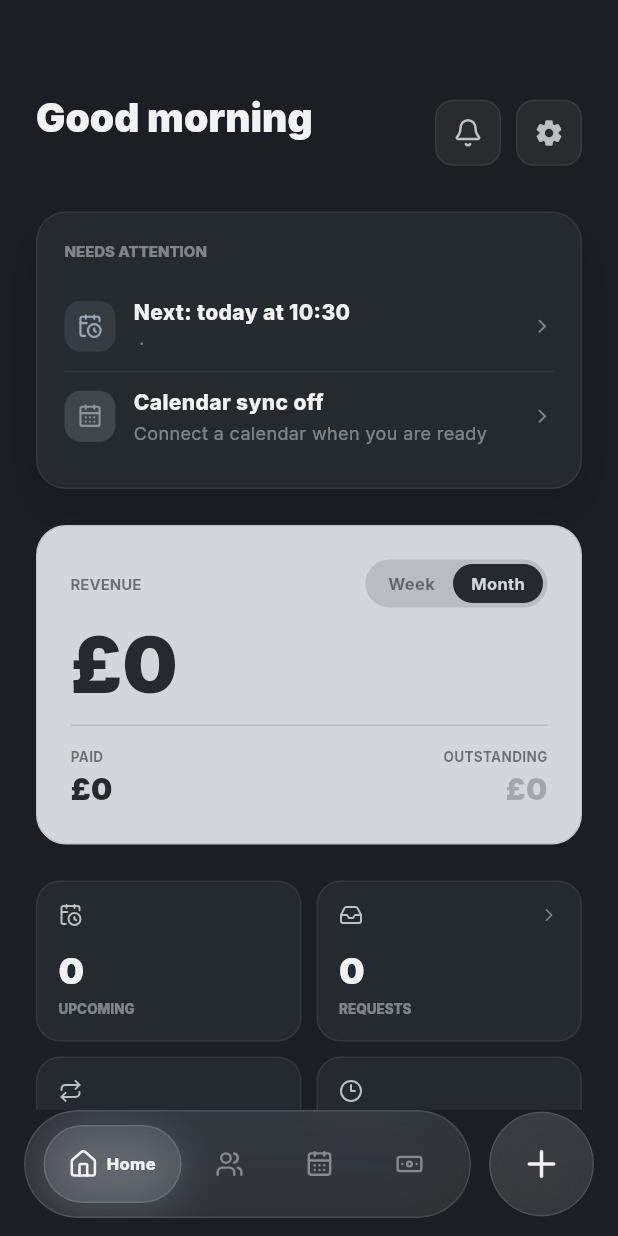
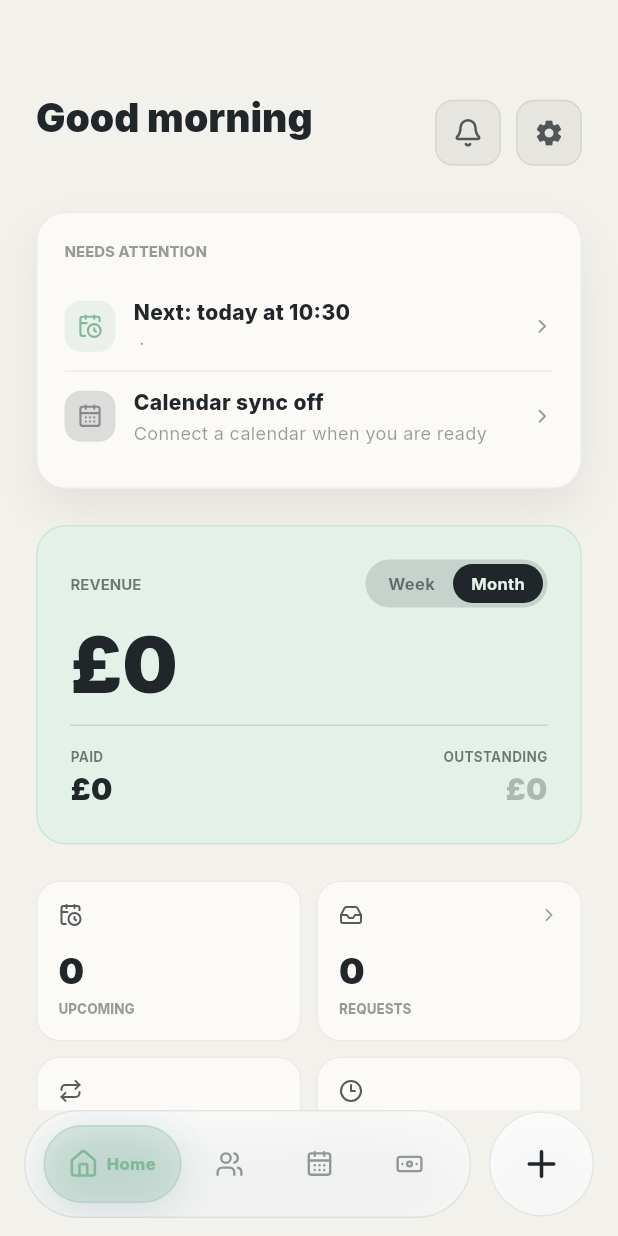
Before and after one commit to Slateapp789/Slate, a Flutter app: the screen it shows once a user with an empty profile is signed in, on a phone screen of 412 x 824 dp. Run offline on Flutter 3.47's test engine with Material 3 defaults, Android fonts, the phone set to English and light mode, and no system bars; our stand-ins replace confetti, flutter_riverpod, go_router, google_fonts, lucide_icons, supabase_flutter; accounts and stored records are empty; network calls fail; statements that could not run were skipped.

Commit message:
Shift Slate to pastel palette

```diff
--- a/lib/core/theme/app_theme.dart
+++ b/lib/core/theme/app_theme.dart
@@ -2,58 +2,58 @@ import 'package:flutter/material.dart';
 import 'package:google_fonts/google_fonts.dart';
 
 class AppColors {
-  // Backgrounds - layered charcoal / graphite
-  static const bg = Color(0xFF1B1F23);
-  static const bgCard = Color(0xFF252A2F);
-  static const bgRaised = Color(0xFF30363D);
-  static const bgInteract = Color(0xFF3A424A);
-  static const border = Color(0xFF4C5660);
-  static const borderStrong = Color(0xFF66717C);
+  // Backgrounds - warm chalk / soft slate.
+  static const bg = Color(0xFFF3F1EC);
+  static const bgCard = Color(0xFFFBFAF7);
+  static const bgRaised = Color(0xFFFFFFFF);
+  static const bgInteract = Color(0xFFE9ECEB);
+  static const border = Color(0xFFD8DCD9);
+  static const borderStrong = Color(0xFFBDC5C0);
 
   // Text
-  static const t1 = Color(0xFFF0F2F3);
-  static const t2 = Color(0xBFEFF2F4);
-  static const t3 = Color(0x73EFF2F4);
-  static const t4 = Color(0x36EFF2F4);
+  static const t1 = Color(0xFF202629);
+  static const t2 = Color(0xBF202629);
+  static const t3 = Color(0x73202629);
+  static const t4 = Color(0x33202629);
 
-  // Accent — Slate steel. Kept as green aliases during migration.
-  static const slate = Color(0xFF9AA8B6);
-  static const slateLight = Color(0xFFC3CBD2);
-  static const slateDim = Color(0x268FA3B8);
-  static const slateGlow = Color(0x668FA3B8);
-  static const green = slate;
-  static const greenLight = slateLight;
-  static const greenDim = slateDim;
-  static const greenGlow = slateGlow;
+  // Accent - pastel Slate palette. Green aliases remain for existing code.
+  static const slate = Color(0xFF5F8EA3);
+  static const slateLight = Color(0xFFB9D8E6);
+  static const slateDim = Color(0x667DB7CE);
+  static const slateGlow = Color(0x998FC7DA);
+  static const green = Color(0xFF82B99A);
+  static const greenLight = Color(0xFFCBE7D4);
+  static const greenDim = Color(0x66CBE7D4);
+  static const greenGlow = Color(0x99B6DFC4);
 
   // Aliases so existing code doesn't break
-  static const violet = slate;
-  static const violetDim = slateDim;
-  static const violetGlow = slateGlow;
+  static const violet = Color(0xFFA993D4);
+  static const violetDim = Color(0x66D9CFF1);
+  static const violetGlow = Color(0x99D9CFF1);
 
   // Semantic
-  static const success = Color(0xFF79A887);
-  static const successDim = Color(0x1F79A887);
-  static const warning = Color(0xFFC2A36B);
-  static const warningDim = Color(0x1FC2A36B);
-  static const error = Color(0xFFD16F6F);
-  static const errorDim = Color(0x1FD16F6F);
+  static const success = Color(0xFF6FAE86);
+  static const successDim = Color(0x3DCBE7D4);
+  static const warning = Color(0xFFD9915F);
+  static const warningDim = Color(0x40F4CBA5);
+  static const error = Color(0xFFD87070);
+  static const errorDim = Color(0x3DF3B9B4);
 
-  // Module colours — slate monotone
-  static const modClients = Color(0xDDE4E8EC);
-  static const modCalendar = Color(0xCCCAD2D9);
-  static const modFinance = Color(0xCCB4C0CC);
-  static const modTasks = Color(0xCCA1ADB8);
+  // Module colours - soft but distinct.
+  static const modClients = Color(0xFFA993D4);
+  static const modCalendar = Color(0xFF7DB7CE);
+  static const modFinance = Color(0xFF82B99A);
+  static const modTasks = Color(0xFFE4BE6E);
 
-  // Module icon backgrounds — subtle grey
-  static const modBg = bgInteract;
+  // Module icon backgrounds.
+  static const modBg = Color(0xFFF0EDE7);
 
-  // Soft light panels used sparingly inside the dark grey app shell.
-  static const panelSoft = Color(0xFFD3D7DB);
-  static const panelSoftRaised = Color(0xFFC2C8CE);
-  static const panelInk = Color(0xFF252A2F);
-  static const panelMuted = Color(0x99252A2F);
-  static const panelFaint = Color(0x26252A2F);
+  // Hero/summary panels used for financial and high-trust information.
+  static const panelSoft = Color(0xFFE3F1E8);
+  static const panelSoftRaised = Color(0xFFCBE7D4);
+  static const panelInk = Color(0xFF202629);
+  static const panelMuted = Color(0x99202629);
+  static const panelFaint = Color(0x26202629);
 }
 
 class AppSpacing {
@@ -89,7 +89,7 @@ class AppMotion {
 class AppShadows {
   static List<BoxShadow> get soft => [
     BoxShadow(
-      color: Colors.black.withValues(alpha: 0.16),
+      color: const Color(0xFF6B716D).withValues(alpha: 0.12),
       blurRadius: 24,
       offset: const Offset(0, 14),
     ),
@@ -97,7 +97,7 @@ class AppShadows {
 
   static List<BoxShadow> get glass => [
     BoxShadow(
-      color: Colors.black.withValues(alpha: 0.22),
+      color: const Color(0xFF6B716D).withValues(alpha: 0.16),
       blurRadius: 34,
       offset: const Offset(0, 16),
     ),
@@ -112,9 +112,9 @@ class AppShadows {
 class AppTheme {
   static ThemeData get dark {
     return ThemeData(
-      brightness: Brightness.dark,
+      brightness: Brightness.light,
       scaffoldBackgroundColor: AppColors.bg,
-      colorScheme: const ColorScheme.dark(
+      colorScheme: const ColorScheme.light(
         primary: AppColors.green,
         surface: AppColors.bgCard,
         error: AppColors.error,
@@ -202,7 +202,7 @@ class AppTheme {
       elevatedButtonTheme: ElevatedButtonThemeData(
         style: ElevatedButton.styleFrom(
           backgroundColor: AppColors.green,
-          foregroundColor: Colors.white,
+          foregroundColor: AppColors.panelInk,
           elevation: 0,
           shape: RoundedRectangleBorder(
             borderRadius: BorderRadius.circular(AppRadius.md),
--- a/lib/main.dart
+++ b/lib/main.dart
@@ -326,10 +326,22 @@ class _SlatePillNavBar extends StatelessWidget {
   });
 
   static const _tabs = [
-    _NavItem(label: 'Home', icon: LucideIcons.home),
-    _NavItem(label: 'Clients', icon: LucideIcons.users),
-    _NavItem(label: 'Work', icon: LucideIcons.calendarDays),
-    _NavItem(label: 'Money', icon: LucideIcons.banknote),
+    _NavItem(label: 'Home', icon: LucideIcons.home, color: AppColors.green),
+    _NavItem(
+      label: 'Clients',
+      icon: LucideIcons.users,
+      color: AppColors.violet,
+    ),
+    _NavItem(
+      label: 'Work',
+      icon: LucideIcons.calendarDays,
+      color: AppColors.slate,
+    ),
+    _NavItem(
+      label: 'Money',
+      icon: LucideIcons.banknote,
+      color: AppColors.warning,
+    ),
   ];
 
   @override
@@ -388,12 +400,16 @@ class _SlatePillNavBar extends StatelessWidget {
                               ),
                               child: DecoratedBox(
                                 decoration: BoxDecoration(
-                                  color: AppColors.t1.withValues(alpha: 0.12),
+                                  color: _tabs[currentIndex].color.withValues(
+                                    alpha: 0.24,
+                                  ),
                                   borderRadius: BorderRadius.circular(
                                     AppRadius.pill,
                                   ),
                                   border: Border.all(
-                                    color: AppColors.t1.withValues(alpha: 0.14),
+                                    color: _tabs[currentIndex].color.withValues(
+                                      alpha: 0.28,
+                                    ),
                                   ),
                                   boxShadow: [
                                     BoxShadow(
@@ -434,7 +450,7 @@ class _SlatePillNavBar extends StatelessWidget {
           const SizedBox(width: 12),
           SlateGlassSurface(
             radius: AppRadius.pill,
-            color: AppColors.t1.withValues(alpha: 0.11),
+            color: AppColors.bgRaised.withValues(alpha: 0.72),
             child: GestureDetector(
               onTap: onAction,
               child: const SizedBox(
@@ -475,7 +491,7 @@ class _SlatePillNavBar extends StatelessWidget {
               curve: AppMotion.curve,
               child: Icon(
                 tab.icon,
-                color: active ? AppColors.t1 : AppColors.t3,
+                color: active ? tab.color : AppColors.t3,
                 size: 19,
               ),
             ),
@@ -495,8 +511,8 @@ class _SlatePillNavBar extends StatelessWidget {
                         maxLines: 1,
                         overflow: TextOverflow.fade,
                         softWrap: false,
-                        style: const TextStyle(
-                          color: AppColors.t1,
+                        style: TextStyle(
+                          color: active ? tab.color : AppColors.t3,
                           fontSize: 11,
                           fontWeight: FontWeight.w800,
                         ),
@@ -516,8 +532,13 @@ class _SlatePillNavBar extends StatelessWidget {
 class _NavItem {
   final String label;
   final IconData icon;
+  final Color color;
 
-  const _NavItem({required this.label, required this.icon});
+  const _NavItem({
+    required this.label,
+    required this.icon,
+    required this.color,
+  });
 }
 
 class _LoadingScreen extends StatelessWidget {
--- a/lib/shared/widgets/slate_ui.dart
+++ b/lib/shared/widgets/slate_ui.dart
@@ -81,9 +81,9 @@ class SlateGlassSurface extends StatelessWidget {
         child: Container(
           padding: padding,
           decoration: BoxDecoration(
-            color: color ?? AppColors.t1.withValues(alpha: 0.08),
+            color: color ?? AppColors.bgRaised.withValues(alpha: 0.62),
             borderRadius: BorderRadius.circular(radius),
-            border: Border.all(color: AppColors.t1.withValues(alpha: 0.13)),
+            border: Border.all(color: AppColors.t1.withValues(alpha: 0.09)),
             boxShadow: AppShadows.glass,
           ),
           child: child,
```
